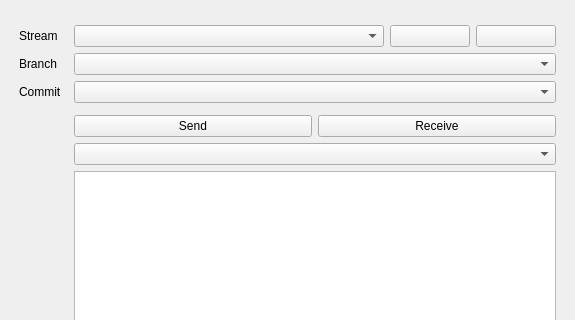
Above: qt_ui/ui/dockwidget_main.ui from specklesystems/specklepy_qt_ui before the change; both pictures show x 0 to 575 and y 0 to 320 of the 575 by 651 pixel window. Below: the same form after it.
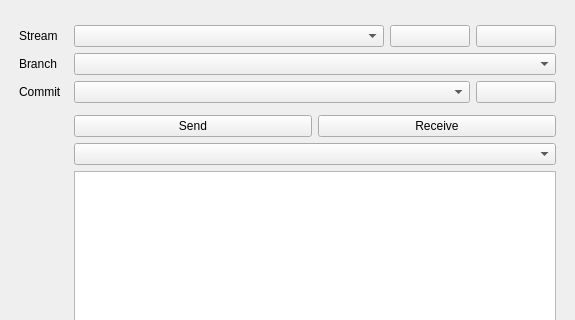
That is the form after the change.

Commit message: commit link with logo

```diff
--- a/qt_ui/ui/dockwidget_main.ui
+++ b/qt_ui/ui/dockwidget_main.ui
@@ -92,7 +92,19 @@
          </widget>
         </item>
         <item row="3" column="1">
+          <layout class="QHBoxLayout" name="commitListButtons" stretch="20,1">
+            <item>
          <widget class="QComboBox" name="commitDropdown"/>
+            </item>
+            <item>
+              <widget class="QPushButton" name="commit_web_view">
+                <property name="text">
+                <string> </string>
+                </property>
+              </widget>
+            </item>
+          </layout>
+         
         </item>
         
         <item row="4" column="1">
```
Lines whose indentation alone changed are shown as unchanged. The commit also changes 5 other files.
